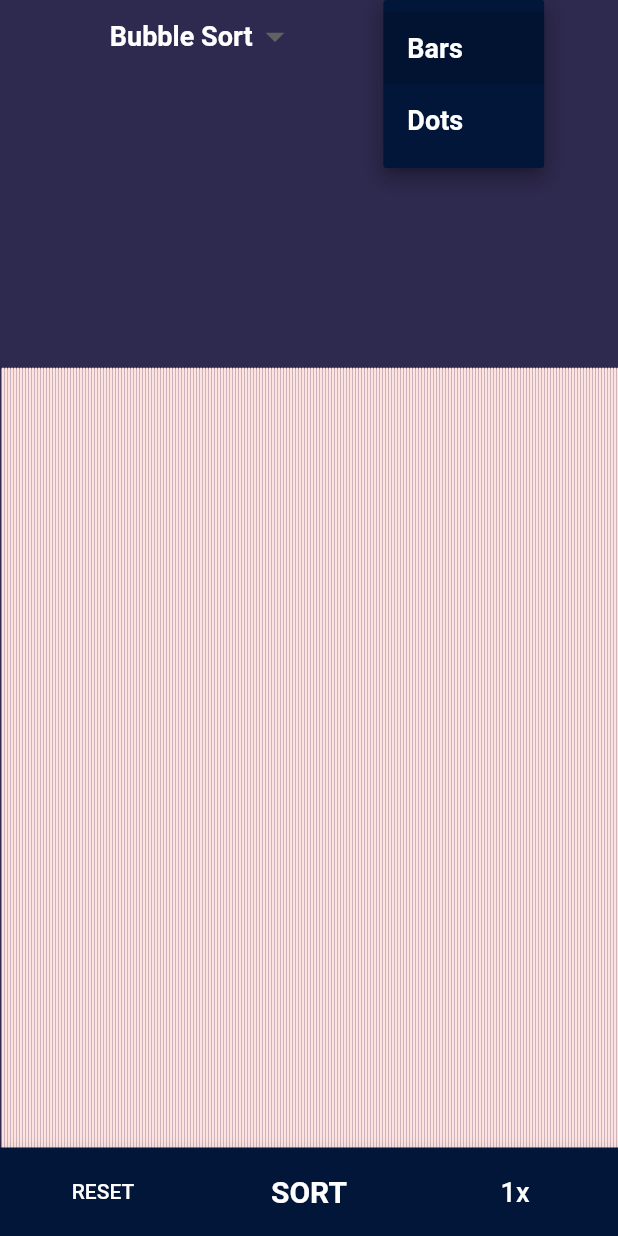
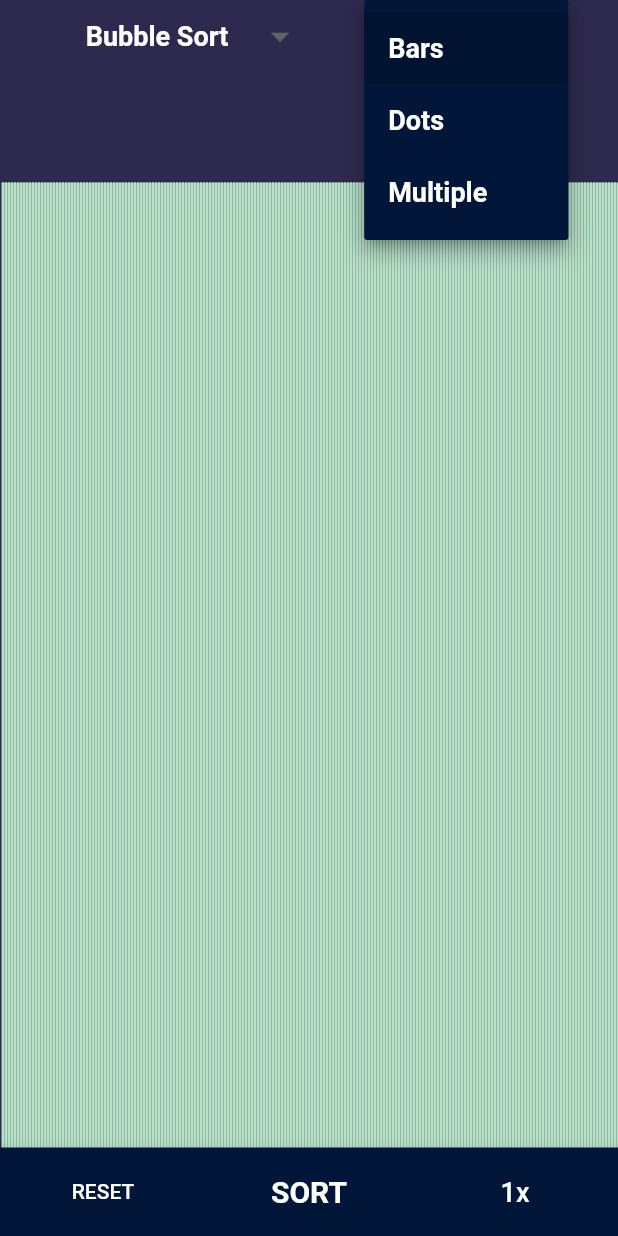
Before and after one commit to Abhi-Gautam/Sorting-Visualization-App, a Flutter app: the screen it shows after launch, after a tap on "Bars", on a phone screen of 412 x 824 dp. Run offline on Flutter 3.47's test engine with Material 2 defaults, Android fonts, the phone set to English and light mode, and no system bars.

Commit message:
Added color pallete

```diff
--- /dev/null
+++ b/lib/algorithm_list.dart
@@ -0,0 +1,34 @@
+import 'package:flutter/material.dart';
+
+List<DropdownMenuItem<String>> algo_list = [
+  DropdownMenuItem(
+    child: Text(
+      "Bubble Sort",
+    ),
+    value: 'bubble',
+  ),
+  DropdownMenuItem(
+    child: Text(
+      "Insertion Sort",
+    ),
+    value: 'insertion',
+  ),
+  DropdownMenuItem(
+    child: Text(
+      "Selection Sort",
+    ),
+    value: 'selection',
+  ),
+  DropdownMenuItem(
+    child: Text(
+      "Quick Sort",
+    ),
+    value: 'quick',
+  ),
+  DropdownMenuItem(
+    child: Text(
+      "Merge Sort",
+    ),
+    value: 'merge',
+  ),
+];
--- a/lib/main.dart
+++ b/lib/main.dart
@@ -3,7 +3,13 @@ import 'dart:math';
 
 import 'package:flutter/material.dart';
 import 'package:sorting_visulalization/sotring_algorithms/bubble_sort.dart';
+import 'package:sorting_visulalization/sotring_algorithms/insertion_sort.dart';
 import 'package:sorting_visulalization/main_body.dart';
+import 'package:sorting_visulalization/sotring_algorithms/quick_sort.dart';
+import 'package:sorting_visulalization/sotring_algorithms/merge_sort.dart';
+import 'package:sorting_visulalization/sotring_algorithms/selection_sort.dart';
+import 'package:sorting_visulalization/algorithm_list.dart';
+import 'package:sorting_visulalization/plot_list.dart';
 
 StreamController<List<int>> streamController = StreamController();
 List<int> numbers = [];
@@ -87,15 +93,6 @@ class MyHomePageState extends State<MyHomePage> {
     }
   }
 
-  String getTitle() {
-    switch (currentSortAlgo) {
-      case "bubble":
-        return "Bubble Sort";
-        break;
-    }
-    return "done";
-  }
-
   changeSpeed() {
     if (speed >= 3) {
       speed = 0;
@@ -121,6 +118,18 @@ class MyHomePageState extends State<MyHomePage> {
     switch (currentSortAlgo) {
       case "bubble":
         await bubbleSort();
+        break;
+      case "insertion":
+        await insertionSort();
+        break;
+      case "selection":
+        await selectionSort();
+        break;
+      case "quick":
+        await quickSort(0, sampleSize.toInt() - 1);
+        break;
+      case "merge":
+        await mergeSort(0, sampleSize.toInt() - 1);
         break;
     }
 
@@ -160,14 +169,7 @@ class MyHomePageState extends State<MyHomePage> {
                         fontWeight: FontWeight.bold),
                     dropdownColor: Color(0xFF011638),
                     value: currentSortAlgo,
-                    items: [
-                      DropdownMenuItem(
-                        child: Text(
-                          "Bubble Sort",
-                        ),
-                        value: 'bubble',
-                      ),
-                    ],
+                    items: algo_list,
                     onChanged: (String value) {
                       reset();
                       setSortAlgo(value);
@@ -183,16 +185,7 @@ class MyHomePageState extends State<MyHomePage> {
                         fontWeight: FontWeight.bold),
                     dropdownColor: Color(0xFF011638),
                     value: currentPlotStyle,
-                    items: [
-                      DropdownMenuItem(
-                        child: Text("Bars"),
-                        value: 'bar',
-                      ),
-                      DropdownMenuItem(
-                        child: Text("Dots"),
-                        value: 'dot',
-                      )
-                    ],
+                    items: plot_list,
                     onChanged: (String value) {
                       reset();
                       setPlotStyle(value);
--- a/lib/paints/bars.dart
+++ b/lib/paints/bars.dart
@@ -1,5 +1,11 @@
 import 'package:flutter/material.dart';
 import 'package:sorting_visulalization/main.dart';
+import 'package:sorting_visulalization/color_list.dart';
+import 'dart:math';
+
+var length = 500;
+List<Color> colors;
+var toss = Random().nextInt(3);
 
 class BarPainter extends CustomPainter {
   final double width;
@@ -11,21 +17,25 @@ class BarPainter extends CustomPainter {
   @override
   void paint(Canvas canvas, Size size) {
     Paint paint = Paint();
-    if (value < 500 * .25)
-      paint.color = Color(0xFFf38375);
-    else if (value < 500 * .50)
-      paint.color = Color(0xFFf7a399);
-    else if (value < 500 * .75)
-      paint.color = Color(0xFFfbc3bc);
+    if (toss == 0)
+      colors = colors1;
+    else if (toss == 1)
+      colors = colors2;
+    else if (toss == 2) colors = colors3;
+    if (value < .25 * length)
+      paint.color = colors[0];
+    else if (value < .5 * length)
+      paint.color = colors[1];
+    else if (value < .75 * length)
+      paint.color = colors[2];
     else
-      paint.color = Color(0xFFffe3e0);
+      paint.color = colors[3];
     paint.strokeWidth = width;
     paint.strokeCap = StrokeCap.round;
 
     canvas.drawLine(
-        Offset(index * this.width, height - height / 20),
-        Offset(index * this.width,
-            height - .25 * height - this.value.ceilToDouble()),
+        Offset(index * this.width, height),
+        Offset(index * this.width, .6 * height - this.value.ceilToDouble()),
         paint);
   }
 
--- /dev/null
+++ b/lib/plot_list.dart
@@ -0,0 +1,16 @@
+import 'package:flutter/material.dart';
+
+List<DropdownMenuItem<String>> plot_list = [
+  DropdownMenuItem(
+    child: Text("Bars"),
+    value: 'bar',
+  ),
+  DropdownMenuItem(
+    child: Text("Dots"),
+    value: 'dot',
+  ),
+  DropdownMenuItem(
+    child: Text("Multiple"),
+    value: 'multiple',
+  )
+];
```
Also changed, not shown: lib/color_list.dart (added, +22 -0 lines), lib/main_body.dart (+17 -1 lines), lib/paints/dots.dart (+17 -14 lines), lib/paints/multiple_shapes.dart (added, +63 -0 lines), lib/sotring_algorithms/insertion_sort.dart (added, +20 -0 lines), lib/sotring_algorithms/merge_sort.dart (added, +65 -0 lines), lib/sotring_algorithms/quick_sort.dart (added, +58 -0 lines), lib/sotring_algorithms/selection_sort.dart (added, +18 -0 lines).
